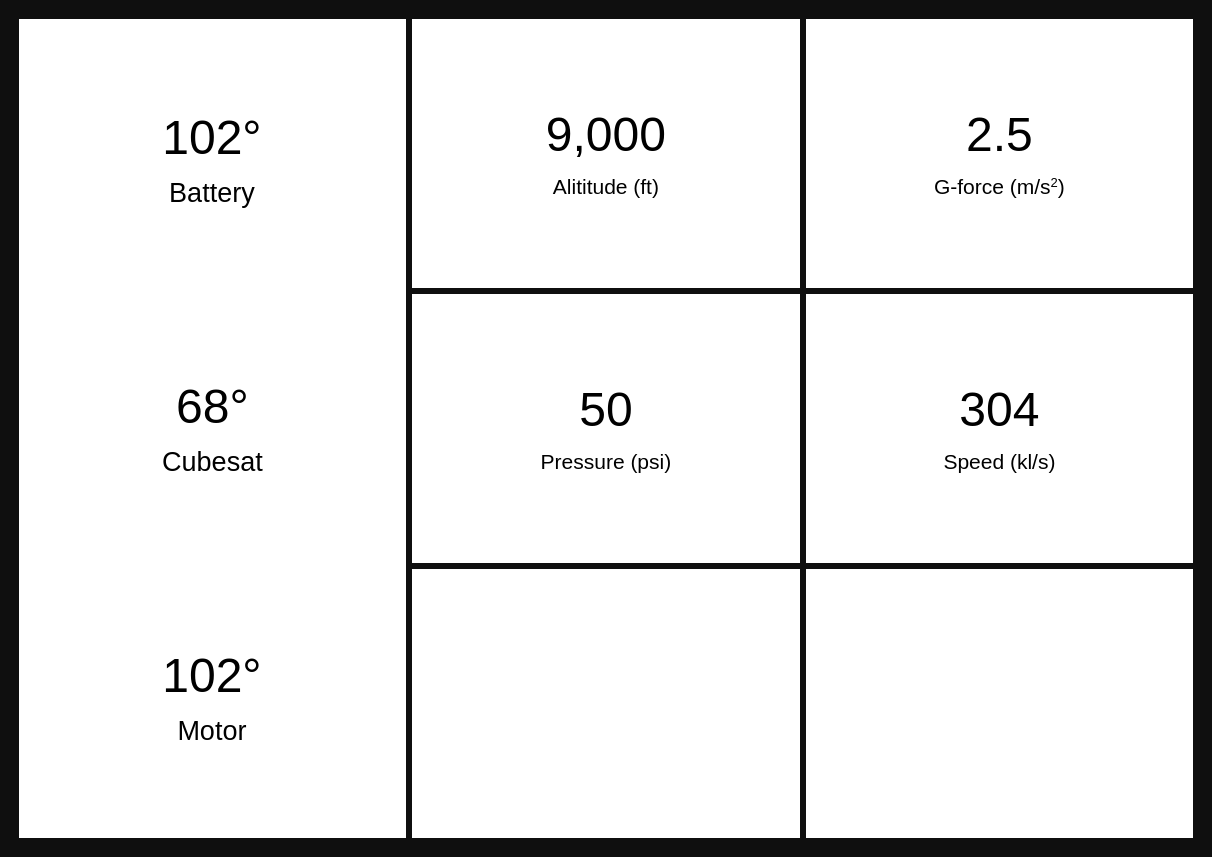
This is ground_station.ui in KeweenawRocketRange/ground-station-application as Qt 5 draws it before an edit. The edited form follows.
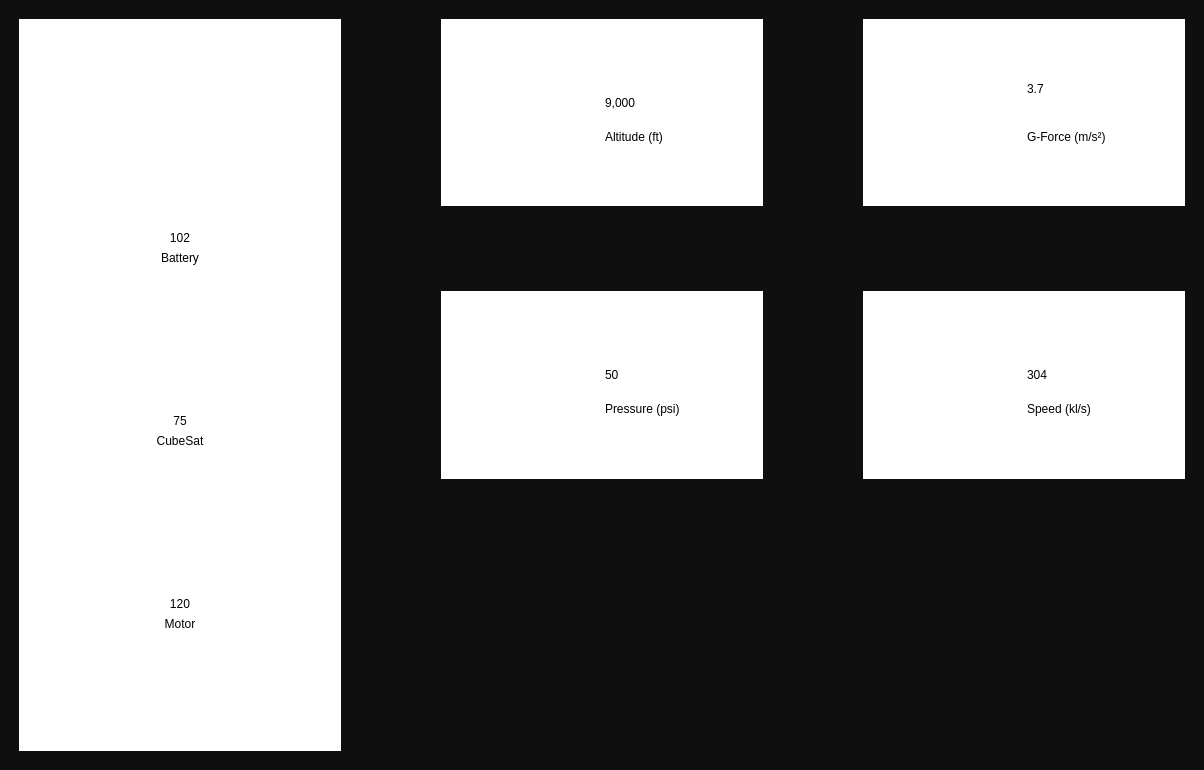
This is the edited form. Icons and pictures are not drawn.

What changed in the file:
```diff
--- a/ground_station.ui
+++ b/ground_station.ui
@@ -6,8 +6,8 @@
    <rect>
     <x>0</x>
     <y>0</y>
-    <width>1212</width>
-    <height>857</height>
+    <width>1204</width>
+    <height>770</height>
    </rect>
   </property>
   <property name="windowTitle">
@@ -19,7 +19,7 @@
    </property>
    <layout class="QHBoxLayout" name="horizontalLayout">
     <item>
-     <layout class="QGridLayout" name="gridLayout">
+     <layout class="QGridLayout" name="main_grid">
       <property name="leftMargin">
        <number>10</number>
       </property>
@@ -32,159 +32,591 @@
       <property name="bottomMargin">
        <number>10</number>
       </property>
-      <item row="1" column="2">
-       <widget class="QWidget" name="widget" native="true">
+      <property name="horizontalSpacing">
+       <number>100</number>
+      </property>
+      <property name="verticalSpacing">
+       <number>85</number>
+      </property>
+      <item row="0" column="2">
+       <widget class="QWidget" name="gridWidget" native="true">
         <property name="styleSheet">
          <string notr="true">background-color: white;
-border-radius: 3.5em;
-margin: 2.5em 4em;
-max-width: 30em;
-max-height: 17em;</string>
+border-radius: 3em;
+max-width: 32.5em;</string>
         </property>
-        <layout class="QGridLayout" name="gridLayout_4">
+        <layout class="QGridLayout" name="gridLayout">
          <item row="0" column="0">
-          <widget class="QLabel" name="label_7">
+          <spacer name="verticalSpacer_3">
+           <property name="orientation">
+            <enum>Qt::Vertical</enum>
+           </property>
+           <property name="sizeType">
+            <enum>QSizePolicy::Minimum</enum>
+           </property>
+           <property name="sizeHint" stdset="0">
+            <size>
+             <width>20</width>
+             <height>40</height>
+            </size>
+           </property>
+          </spacer>
+         </item>
+         <item row="1" column="0" rowspan="4">
+          <widget class="QLabel" name="label_3">
            <property name="text">
-            <string>&lt;html&gt;&lt;head/&gt;&lt;body&gt;&lt;p align=&quot;center&quot;&gt;&lt;span style=&quot; font-size:36pt;&quot;&gt;2.5&lt;/span&gt;&lt;/p&gt;&lt;p align=&quot;center&quot;&gt;&lt;span style=&quot; font-size:16pt;&quot;&gt;G-force (m/s&lt;/span&gt;&lt;span style=&quot; font-size:16pt; vertical-align:super;&quot;&gt;2&lt;/span&gt;&lt;span style=&quot; font-size:16pt;&quot;&gt;)&lt;/span&gt;&lt;/p&gt;&lt;/body&gt;&lt;/html&gt;</string>
+            <string/>
            </property>
+           <property name="pixmap">
+            <pixmap>arrow.png</pixmap>
+           </property>
+           <property name="alignment">
+            <set>Qt::AlignCenter</set>
+           </property>
           </widget>
          </item>
-        </layout>
-       </widget>
-      </item>
-      <item row="2" column="1">
-       <widget class="QWidget" name="widget" native="true">
-        <property name="styleSheet">
-         <string notr="true">background-color: white;
-border-radius: 3.5em;
-margin: 2.5em 4em;
-max-width: 30em;
-max-height: 17em;</string>
-        </property>
-        <layout class="QGridLayout" name="gridLayout_3">
-         <item row="0" column="0">
-          <widget class="QLabel" name="label_2">
-           <property name="maximumSize">
+         <item row="5" column="0">
+          <spacer name="verticalSpacer_4">
+           <property name="orientation">
+            <enum>Qt::Vertical</enum>
+           </property>
+           <property name="sizeType">
+            <enum>QSizePolicy::Minimum</enum>
+           </property>
+           <property name="sizeHint" stdset="0">
             <size>
-             <width>300</width>
-             <height>287</height>
+             <width>20</width>
+             <height>40</height>
             </size>
            </property>
+          </spacer>
+         </item>
+         <item row="5" column="1">
+          <spacer name="verticalSpacer">
+           <property name="orientation">
+            <enum>Qt::Vertical</enum>
+           </property>
+           <property name="sizeType">
+            <enum>QSizePolicy::Minimum</enum>
+           </property>
+           <property name="sizeHint" stdset="0">
+            <size>
+             <width>20</width>
+             <height>40</height>
+            </size>
+           </property>
+          </spacer>
+         </item>
+         <item row="0" column="1">
+          <spacer name="verticalSpacer_2">
+           <property name="orientation">
+            <enum>Qt::Vertical</enum>
+           </property>
+           <property name="sizeType">
+            <enum>QSizePolicy::Minimum</enum>
+           </property>
+           <property name="sizeHint" stdset="0">
+            <size>
+             <width>20</width>
+             <height>40</height>
+            </size>
+           </property>
+          </spacer>
+         </item>
+         <item row="1" column="1" rowspan="2">
+          <widget class="QLabel" name="alt_label">
+           <property name="styleSheet">
+            <string notr="true">font: 32pt &quot;Verdana&quot;;</string>
+           </property>
            <property name="text">
-            <string>&lt;html&gt;&lt;head/&gt;&lt;body&gt;&lt;p align=&quot;center&quot;&gt;&lt;span style=&quot; font-size:36pt;&quot;&gt;50&lt;/span&gt;&lt;/p&gt;&lt;p align=&quot;center&quot;&gt;&lt;span style=&quot; font-size:16pt;&quot;&gt;Pressure (psi)&lt;/span&gt;&lt;/p&gt;&lt;/body&gt;&lt;/html&gt;</string>
+            <string>9,000</string>
            </property>
+           <property name="alignment">
+            <set>Qt::AlignBottom|Qt::AlignLeading|Qt::AlignLeft</set>
+           </property>
           </widget>
          </item>
-        </layout>
-       </widget>
-      </item>
-      <item row="3" column="1">
-       <widget class="QWidget" name="gridWidget_5" native="true">
-        <property name="styleSheet">
-         <string notr="true">background-color: white;
-border-radius: 1.5em;
-margin: 4em;
-max-height: 8em</string>
-        </property>
-        <layout class="QGridLayout" name="gridLayout_6"/>
-       </widget>
-      </item>
-      <item row="2" column="2">
-       <widget class="QWidget" name="widget" native="true">
-        <property name="styleSheet">
-         <string notr="true">background-color: white;
-border-radius: 3.5em;
-margin: 2.5em 4em;
-max-width: 30em;
-max-height: 17em;</string>
-        </property>
-        <layout class="QGridLayout" name="gridLayout_5">
-         <item row="0" column="0">
-          <widget class="QLabel" name="label_8">
+         <item row="3" column="1" rowspan="2">
+          <widget class="QLabel" name="label">
+           <property name="styleSheet">
+            <string notr="true">font: 16pt &quot;Verdana&quot;;</string>
+           </property>
            <property name="text">
-            <string>&lt;html&gt;&lt;head/&gt;&lt;body&gt;&lt;p align=&quot;center&quot;&gt;&lt;span style=&quot; font-size:36pt;&quot;&gt;304&lt;/span&gt;&lt;/p&gt;&lt;p align=&quot;center&quot;&gt;&lt;span style=&quot; font-size:16pt;&quot;&gt;Speed (kl/s)&lt;/span&gt;&lt;/p&gt;&lt;/body&gt;&lt;/html&gt;</string>
+            <string>Altitude (ft)</string>
            </property>
+           <property name="alignment">
+            <set>Qt::AlignLeading|Qt::AlignLeft|Qt::AlignVCenter</set>
+           </property>
           </widget>
          </item>
         </layout>
        </widget>
       </item>
-      <item row="1" column="0" rowspan="3">
+      <item row="0" column="1" rowspan="3">
        <widget class="QWidget" name="gridWidget" native="true">
         <property name="styleSheet">
          <string notr="true">background-color: white;
-border-radius: 3.5em;
-margin: 2.5em 5em;
+border-radius: 3em;
+margin: 1.5em 4em;
+padding: -2em;
 max-width: 25em;</string>
         </property>
-        <layout class="QGridLayout" name="gridLayout_8">
+        <layout class="QGridLayout" name="gridLayout_5">
+         <item row="8" column="0">
+          <spacer name="verticalSpacer_17">
+           <property name="orientation">
+            <enum>Qt::Vertical</enum>
+           </property>
+           <property name="sizeType">
+            <enum>QSizePolicy::Minimum</enum>
+           </property>
+           <property name="sizeHint" stdset="0">
+            <size>
+             <width>20</width>
+             <height>40</height>
+            </size>
+           </property>
+          </spacer>
+         </item>
+         <item row="7" column="0">
+          <widget class="QLabel" name="label_13">
+           <property name="styleSheet">
+            <string notr="true">font: 16pt &quot;Verdana&quot;;</string>
+           </property>
+           <property name="text">
+            <string>Motor</string>
+           </property>
+           <property name="alignment">
+            <set>Qt::AlignHCenter|Qt::AlignTop</set>
+           </property>
+          </widget>
+         </item>
+         <item row="0" column="0">
+          <spacer name="verticalSpacer_18">
+           <property name="orientation">
+            <enum>Qt::Vertical</enum>
+           </property>
+           <property name="sizeType">
+            <enum>QSizePolicy::Minimum</enum>
+           </property>
+           <property name="sizeHint" stdset="0">
+            <size>
+             <width>20</width>
+             <height>40</height>
+            </size>
+           </property>
+          </spacer>
+         </item>
+         <item row="5" column="0">
+          <widget class="QLabel" name="label_18">
+           <property name="styleSheet">
+            <string notr="true">font: 16pt &quot;Verdana&quot;;</string>
+           </property>
+           <property name="text">
+            <string>CubeSat</string>
+           </property>
+           <property name="alignment">
+            <set>Qt::AlignHCenter|Qt::AlignTop</set>
+           </property>
+          </widget>
+         </item>
+         <item row="2" column="0">
+          <widget class="QLabel" name="bat_temp_label">
+           <property name="styleSheet">
+            <string notr="true">font: 32pt &quot;Verdana&quot;;</string>
+           </property>
+           <property name="text">
+            <string>102</string>
+           </property>
+           <property name="alignment">
+            <set>Qt::AlignBottom|Qt::AlignHCenter</set>
+           </property>
+          </widget>
+         </item>
          <item row="6" column="0">
-          <widget class="QLabel" name="label_4">
+          <widget class="QLabel" name="motor_temp_label">
+           <property name="styleSheet">
+            <string notr="true">font: 32pt &quot;Verdana&quot;;</string>
+           </property>
            <property name="text">
-            <string>&lt;html&gt;&lt;head/&gt;&lt;body&gt;&lt;p align=&quot;center&quot;&gt;&lt;span style=&quot; font-size:36pt;&quot;&gt;68°&lt;/span&gt;&lt;/p&gt;&lt;p align=&quot;center&quot;&gt;&lt;span style=&quot; font-size:20pt;&quot;&gt;Cubesat&lt;/span&gt;&lt;/p&gt;&lt;/body&gt;&lt;/html&gt;</string>
+            <string>120</string>
            </property>
+           <property name="alignment">
+            <set>Qt::AlignBottom|Qt::AlignHCenter</set>
+           </property>
           </widget>
          </item>
-         <item row="3" column="0" alignment="Qt::AlignHCenter">
-          <widget class="QLabel" name="label">
-           <property name="font">
-            <font>
-             <family>Arial</family>
-             <pointsize>36</pointsize>
-             <weight>75</weight>
-             <bold>true</bold>
-            </font>
+         <item row="3" column="0">
+          <widget class="QLabel" name="label_15">
+           <property name="styleSheet">
+            <string notr="true">font: 16pt &quot;Verdana&quot;;</string>
            </property>
            <property name="text">
-            <string>&lt;html&gt;&lt;head/&gt;&lt;body&gt;&lt;p align=&quot;center&quot;&gt;&lt;span style=&quot; font-weight:400;&quot;&gt;102°&lt;/span&gt;&lt;/p&gt;&lt;p align=&quot;center&quot;&gt;&lt;span style=&quot; font-size:20pt; font-weight:400;&quot;&gt;Battery&lt;/span&gt;&lt;/p&gt;&lt;/body&gt;&lt;/html&gt;</string>
+            <string>Battery</string>
            </property>
            <property name="alignment">
+            <set>Qt::AlignHCenter|Qt::AlignTop</set>
+           </property>
+          </widget>
+         </item>
+         <item row="1" column="0">
+          <widget class="QLabel" name="label_16">
+           <property name="text">
+            <string/>
+           </property>
+           <property name="pixmap">
+            <pixmap>temp.png</pixmap>
+           </property>
+           <property name="alignment">
             <set>Qt::AlignCenter</set>
            </property>
           </widget>
          </item>
-         <item row="7" column="0" alignment="Qt::AlignHCenter">
-          <widget class="QLabel" name="label_3">
+         <item row="4" column="0">
+          <widget class="QLabel" name="cubesat_temp_label">
+           <property name="styleSheet">
+            <string notr="true">font: 32pt &quot;Verdana&quot;;</string>
+           </property>
            <property name="text">
-            <string>&lt;html&gt;&lt;head/&gt;&lt;body&gt;&lt;p align=&quot;center&quot;&gt;&lt;span style=&quot; font-size:36pt;&quot;&gt;102°&lt;/span&gt;&lt;/p&gt;&lt;p align=&quot;center&quot;&gt;&lt;span style=&quot; font-size:20pt;&quot;&gt;Motor&lt;/span&gt;&lt;/p&gt;&lt;/body&gt;&lt;/html&gt;</string>
+            <string>75</string>
            </property>
+           <property name="alignment">
+            <set>Qt::AlignBottom|Qt::AlignHCenter</set>
+           </property>
           </widget>
          </item>
         </layout>
        </widget>
       </item>
-      <item row="1" column="1">
-       <widget class="QWidget" name="widget" native="true">
+      <item row="1" column="4">
+       <widget class="QWidget" name="gridWidget" native="true">
         <property name="styleSheet">
          <string notr="true">background-color: white;
-border-radius: 3.5em;
-margin: 2.5em 4em;
-max-width: 30em;
-max-height: 17em;</string>
+border-radius: 3em;</string>
+        </property>
+        <layout class="QGridLayout" name="gridLayout_4">
+         <item row="0" column="1">
+          <spacer name="verticalSpacer_14">
+           <property name="orientation">
+            <enum>Qt::Vertical</enum>
+           </property>
+           <property name="sizeType">
+            <enum>QSizePolicy::Minimum</enum>
+           </property>
+           <property name="sizeHint" stdset="0">
+            <size>
+             <width>20</width>
+             <height>40</height>
+            </size>
+           </property>
+          </spacer>
+         </item>
+         <item row="0" column="0">
+          <spacer name="verticalSpacer_15">
+           <property name="orientation">
+            <enum>Qt::Vertical</enum>
+           </property>
+           <property name="sizeType">
+            <enum>QSizePolicy::Minimum</enum>
+           </property>
+           <property name="sizeHint" stdset="0">
+            <size>
+             <width>20</width>
+             <height>40</height>
+            </size>
+           </property>
+          </spacer>
+         </item>
+         <item row="4" column="0">
+          <spacer name="verticalSpacer_16">
+           <property name="orientation">
+            <enum>Qt::Vertical</enum>
+           </property>
+           <property name="sizeType">
+            <enum>QSizePolicy::Minimum</enum>
+           </property>
+           <property name="sizeHint" stdset="0">
+            <size>
+             <width>20</width>
+             <height>40</height>
+            </size>
+           </property>
+          </spacer>
+         </item>
+         <item row="1" column="1">
+          <widget class="QLabel" name="spd_label">
+           <property name="styleSheet">
+            <string notr="true">font: 32pt &quot;Verdana&quot;;</string>
+           </property>
+           <property name="text">
+            <string>304</string>
+           </property>
+           <property name="alignment">
+            <set>Qt::AlignBottom|Qt::AlignLeading|Qt::AlignLeft</set>
+           </property>
+          </widget>
+         </item>
+         <item row="4" column="1">
+          <spacer name="verticalSpacer_13">
+           <property name="orientation">
+            <enum>Qt::Vertical</enum>
+           </property>
+           <property name="sizeType">
+            <enum>QSizePolicy::Minimum</enum>
+           </property>
+           <property name="sizeHint" stdset="0">
+            <size>
+             <width>20</width>
+             <height>40</height>
+            </size>
+           </property>
+          </spacer>
+         </item>
+         <item row="2" column="1">
+          <widget class="QLabel" name="label_12">
+           <property name="styleSheet">
+            <string notr="true">font: 16pt &quot;Verdana&quot;;</string>
+           </property>
+           <property name="text">
+            <string>Speed (kl/s)</string>
+           </property>
+          </widget>
+         </item>
+         <item row="1" column="0" rowspan="2">
+          <widget class="QLabel" name="label_10">
+           <property name="text">
+            <string/>
+           </property>
+           <property name="pixmap">
+            <pixmap>accel.png</pixmap>
+           </property>
+           <property name="alignment">
+            <set>Qt::AlignCenter</set>
+           </property>
+          </widget>
+         </item>
+        </layout>
+       </widget>
+      </item>
+      <item row="1" column="2">
+       <widget class="QWidget" name="gridWidget" native="true">
+        <property name="styleSheet">
+         <string notr="true">background-color: white;
+border-radius: 3em;</string>
         </property>
         <layout class="QGridLayout" name="gridLayout_2">
+         <item row="0" column="0">
+          <spacer name="verticalSpacer_5">
+           <property name="orientation">
+            <enum>Qt::Vertical</enum>
+           </property>
+           <property name="sizeType">
+            <enum>QSizePolicy::Minimum</enum>
+           </property>
+           <property name="sizeHint" stdset="0">
+            <size>
+             <width>20</width>
+             <height>40</height>
+            </size>
+           </property>
+          </spacer>
+         </item>
+         <item row="0" column="1">
+          <spacer name="verticalSpacer_6">
+           <property name="orientation">
+            <enum>Qt::Vertical</enum>
+           </property>
+           <property name="sizeType">
+            <enum>QSizePolicy::Minimum</enum>
+           </property>
+           <property name="sizeHint" stdset="0">
+            <size>
+             <width>20</width>
+             <height>40</height>
+            </size>
+           </property>
+          </spacer>
+         </item>
+         <item row="2" column="1">
+          <widget class="QLabel" name="label_6">
+           <property name="styleSheet">
+            <string notr="true">font: 16pt &quot;Verdana&quot;;</string>
+           </property>
+           <property name="text">
+            <string>Pressure (psi)</string>
+           </property>
+           <property name="alignment">
+            <set>Qt::AlignLeading|Qt::AlignLeft|Qt::AlignVCenter</set>
+           </property>
+          </widget>
+         </item>
          <item row="1" column="1">
-          <widget class="QLabel" name="label_5">
+          <widget class="QLabel" name="pressure_label">
+           <property name="styleSheet">
+            <string notr="true">font: 30pt &quot;Verdana&quot;;</string>
+           </property>
            <property name="text">
-            <string>&lt;html&gt;&lt;head/&gt;&lt;body&gt;&lt;p align=&quot;center&quot;&gt;&lt;span style=&quot; font-size:36pt;&quot;&gt;9,000&lt;/span&gt;&lt;/p&gt;&lt;p align=&quot;center&quot;&gt;&lt;span style=&quot; font-size:16pt;&quot;&gt;Alititude (ft)&lt;/span&gt;&lt;/p&gt;&lt;/body&gt;&lt;/html&gt;</string>
+            <string>50</string>
+           </property>
+           <property name="alignment">
+            <set>Qt::AlignBottom|Qt::AlignLeading|Qt::AlignLeft</set>
+           </property>
+          </widget>
+         </item>
+         <item row="1" column="0" rowspan="2">
+          <widget class="QLabel" name="label_4">
+           <property name="text">
+            <string/>
+           </property>
+           <property name="pixmap">
+            <pixmap>barometer.png</pixmap>
            </property>
            <property name="alignment">
             <set>Qt::AlignCenter</set>
            </property>
           </widget>
          </item>
+         <item row="3" column="0">
+          <spacer name="verticalSpacer_7">
+           <property name="orientation">
+            <enum>Qt::Vertical</enum>
+           </property>
+           <property name="sizeType">
+            <enum>QSizePolicy::Minimum</enum>
+           </property>
+           <property name="sizeHint" stdset="0">
+            <size>
+             <width>20</width>
+             <height>40</height>
+            </size>
+           </property>
+          </spacer>
+         </item>
+         <item row="3" column="1">
+          <spacer name="verticalSpacer_8">
+           <property name="orientation">
+            <enum>Qt::Vertical</enum>
+           </property>
+           <property name="sizeType">
+            <enum>QSizePolicy::Minimum</enum>
+           </property>
+           <property name="sizeHint" stdset="0">
+            <size>
+             <width>20</width>
+             <height>40</height>
+            </size>
+           </property>
+          </spacer>
+         </item>
         </layout>
        </widget>
       </item>
-      <item row="3" column="2">
-       <widget class="QWidget" name="widget" native="true">
+      <item row="0" column="4">
+       <widget class="QWidget" name="gridWidget" native="true">
         <property name="styleSheet">
          <string notr="true">background-color: white;
-border-radius: 5em;
-margin: 2.5em 4em;
-max-height: 15em;</string>
+border-radius: 3em;
+max-width: 32.5em;</string>
         </property>
-        <layout class="QGridLayout" name="gridLayout_7"/>
+        <layout class="QGridLayout" name="gridLayout_3">
+         <item row="3" column="1">
+          <spacer name="verticalSpacer_9">
+           <property name="orientation">
+            <enum>Qt::Vertical</enum>
+           </property>
+           <property name="sizeType">
+            <enum>QSizePolicy::Minimum</enum>
+           </property>
+           <property name="sizeHint" stdset="0">
+            <size>
+             <width>20</width>
+             <height>40</height>
+            </size>
+           </property>
+          </spacer>
+         </item>
+         <item row="1" column="0" rowspan="2">
+          <widget class="QLabel" name="label_7">
+           <property name="text">
+            <string/>
+           </property>
+           <property name="pixmap">
+            <pixmap>rocket.png</pixmap>
+           </property>
+           <property name="alignment">
+            <set>Qt::AlignCenter</set>
+           </property>
+          </widget>
+         </item>
+         <item row="1" column="1">
+          <widget class="QLabel" name="gforce_label">
+           <property name="styleSheet">
+            <string notr="true">font: 32pt &quot;Verdana&quot;;</string>
+           </property>
+           <property name="text">
+            <string>3.7</string>
+           </property>
+          </widget>
+         </item>
+         <item row="2" column="1">
+          <widget class="QLabel" name="label_9">
+           <property name="styleSheet">
+            <string notr="true">font: 16pt &quot;Verdana&quot;;</string>
+           </property>
+           <property name="text">
+            <string>G-Force (m/s²)</string>
+           </property>
+          </widget>
+         </item>
+         <item row="0" column="1">
+          <spacer name="verticalSpacer_10">
+           <property name="orientation">
+            <enum>Qt::Vertical</enum>
+           </property>
+           <property name="sizeType">
+            <enum>QSizePolicy::Minimum</enum>
+           </property>
+           <property name="sizeHint" stdset="0">
+            <size>
+             <width>20</width>
+             <height>40</height>
+            </size>
+           </property>
+          </spacer>
+         </item>
+         <item row="3" column="0">
+          <spacer name="verticalSpacer_11">
+           <property name="orientation">
+            <enum>Qt::Vertical</enum>
+           </property>
+           <property name="sizeType">
+            <enum>QSizePolicy::Minimum</enum>
+           </property>
+           <property name="sizeHint" stdset="0">
+            <size>
+             <width>20</width>
+             <height>40</height>
+            </size>
+           </property>
+          </spacer>
+         </item>
+         <item row="0" column="0">
+          <spacer name="verticalSpacer_12">
+           <property name="orientation">
+            <enum>Qt::Vertical</enum>
+           </property>
+           <property name="sizeType">
+            <enum>QSizePolicy::Minimum</enum>
+           </property>
+           <property name="sizeHint" stdset="0">
+            <size>
+             <width>20</width>
+             <height>40</height>
+            </size>
+           </property>
+          </spacer>
+         </item>
+        </layout>
        </widget>
       </item>
      </layout>
```
Left out of the diff: 2 changed lines with no effect on the pictures.
